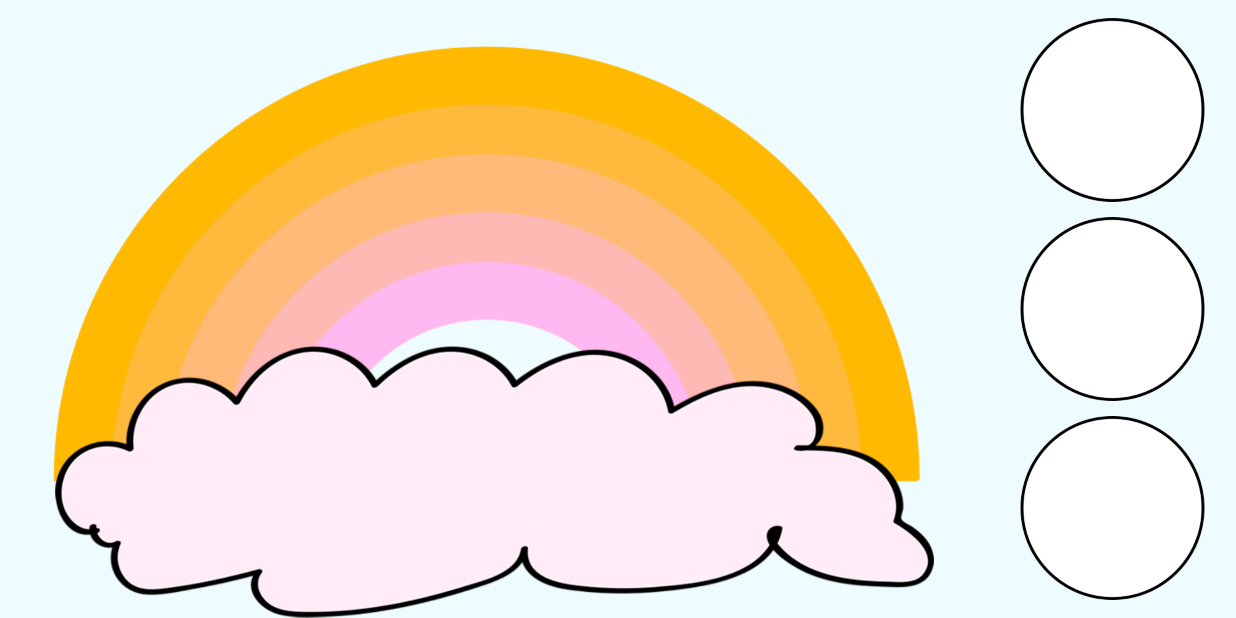
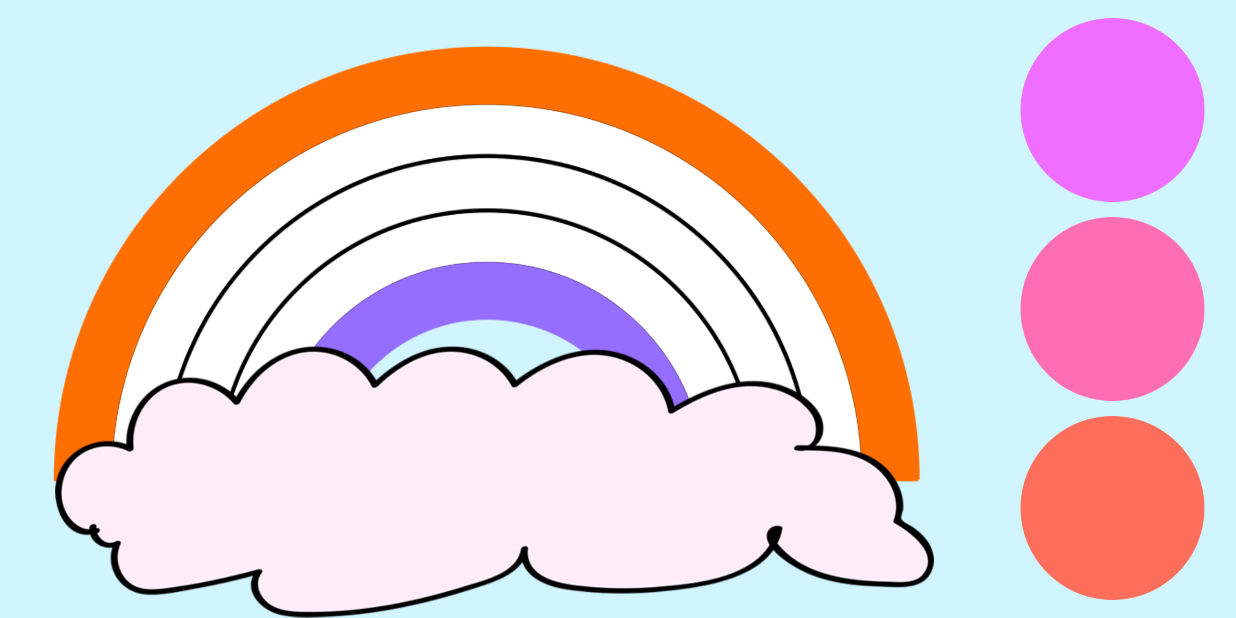
Before and after one commit to elenkamir/gamesforkids, an Android app: the Game2Activity screen opened directly, with no data from a screen before it, on a phone screen of 824 x 412 dp (held sideways). Run offline under Robolectric (Android 15) with nearby library versions, the phone set to English and light mode, and no system bars.

Commit message:
лого, случайное распределение цветов по кнопкам, кнопки работают + fix genColors

```diff
--- a/app/src/main/AndroidManifest.xml
+++ b/app/src/main/AndroidManifest.xml
@@ -4,9 +4,9 @@
 
     <application
         android:allowBackup="true"
-        android:icon="@mipmap/ic_launcher"
+        android:icon="@drawable/logo_flavor"
         android:label="@string/app_name"
-        android:roundIcon="@mipmap/ic_launcher_round"
+        android:roundIcon="@drawable/logo_flavor"
         android:supportsRtl="true"
         android:theme="@style/AppTheme">
         <activity android:name="ru.gamesforkids.gamesforkids.MainActivity"
--- a/app/src/main/java/ru/gamesforkids/gamesforkids/Game2Activity.java
+++ b/app/src/main/java/ru/gamesforkids/gamesforkids/Game2Activity.java
@@ -1,15 +1,19 @@
 package ru.gamesforkids.gamesforkids;
 
 import android.graphics.Color;
-import android.graphics.ColorFilter;
+import android.os.Handler;
 import android.support.v7.app.AppCompatActivity;
 import android.os.Bundle;
 import android.content.pm.ActivityInfo;
+import android.view.View;
 import android.widget.ImageButton;
 import android.widget.ImageView;
+import android.widget.Toast;
 
-import java.lang.reflect.Array;
 import java.util.ArrayList;
+import java.util.Arrays;
+import java.util.Collections;
+import java.util.List;
 import java.util.Random;
 
 
@@ -23,50 +27,116 @@ public class Game2Activity extends AppCompatActivity {
     ImageView ivArc4;
     ImageView ivArc5;
 
+    int k = 0;
+    ArrayList<ImageView> arcs;
+    ArrayList<Integer> btColors;
+    ArrayList<Integer> playerComb;
+    ArrayList<Integer> rightComb;
+    ArrayList<Integer> setOfColors;
+    List<Integer> mix;
+
     @Override
-    protected void onCreate(Bundle savedInstanceState) {
+    protected void onCreate(final Bundle savedInstanceState) {
         super.onCreate(savedInstanceState);
         setContentView(R.layout.activity_game2);
         setRequestedOrientation(ActivityInfo.SCREEN_ORIENTATION_LANDSCAPE);
 
-        ibColor1 = (ImageButton) findViewById(R.id.color1ib);
-        ibColor2 = (ImageButton) findViewById(R.id.color2ib);
-        ibColor3 = (ImageButton) findViewById(R.id.color3ib);
+        ibColor1 = findViewById(R.id.color1ib);
+        ibColor2 = findViewById(R.id.color2ib);
+        ibColor3 = findViewById(R.id.color3ib);
 
-        ivArc1 = (ImageView) findViewById(R.id.arc1iv);
-        ivArc2 = (ImageView) findViewById(R.id.arc2iv);
-        ivArc3 = (ImageView) findViewById(R.id.arc3iv);
-        ivArc4 = (ImageView) findViewById(R.id.arc4iv);
-        ivArc5 = (ImageView) findViewById(R.id.arc5iv);
+        ivArc1 = findViewById(R.id.arc1iv);
+        ivArc2 = findViewById(R.id.arc2iv);
+        ivArc3 = findViewById(R.id.arc3iv);
+        ivArc4 = findViewById(R.id.arc4iv);
+        ivArc5 = findViewById(R.id.arc5iv);
 
+        arcs = new ArrayList<>();
+        arcs.add(ivArc2);
+        arcs.add(ivArc3);
+        arcs.add(ivArc4);
+
+        rightComb = new ArrayList<>();
+        rightComb.add(1);
+        rightComb.add(2);
+        rightComb.add(3);
+        newGame();
+
+        ibColor1.setOnClickListener(new View.OnClickListener() {
+            @Override
+            public void onClick(View view) {
+                arcs.get(k).setColorFilter(btColors.get(0));
+                ibColor1.setColorFilter(null);
+                ibColor1.setClickable(false);
+                playerComb.add(mix.get(0));
+                if (k < 2)
+                    k++;
+                else
+                    check(view);
+            }
+        });
+        ibColor2.setOnClickListener(new View.OnClickListener() {
+            @Override
+            public void onClick(View view) {
+                arcs.get(k).setColorFilter(btColors.get(1));
+                ibColor2.setColorFilter(null);
+                ibColor2.setClickable(false);
+                playerComb.add(mix.get(1));
+                if (k < 2)
+                    k++;
+                else
+                    check(view);
+            }
+        });
+        ibColor3.setOnClickListener(new View.OnClickListener() {
+            @Override
+            public void onClick(View view) {
+                arcs.get(k).setColorFilter(btColors.get(2));
+                ibColor3.setColorFilter(null);
+                ibColor3.setClickable(false);
+                playerComb.add(mix.get(2));
+                if (k < 2)
+                    k++;
+                else
+                    check(view);
+            }
+        });
+    }
+    private void newGame() {
         Random r = new Random();
         int inVar = r.nextInt(3);           // число, которое не будет изменяться
         int f = r.nextInt(3);               // число, которое начнет изменяться первым
         if (f == inVar)
             f = (inVar + 1) % 3;                   // взять просто следующее число...
-        int c = r.nextInt(50) + 150;             // color[inVar] = c
-        int d = (r.nextInt(4) + 6) * 10;    // на сколько будут изменяться значения r/g/b
-        int tmp = r.nextInt(1000);
+        int c = r.nextInt(200) + 25;        // color[inVar] = c
+        int d = (r.nextInt(5) + 5) * 10;    // на сколько будут изменяться значения r/g/b
         boolean redir = false;                     // color[f]:  false => 0 -> 255;  true => 255 -> 0
-        if (tmp % 2 == 1) redir = true;
+        boolean from0 = false;
+        if (r.nextInt(1000) % 2 == 1)
+            redir = true;
+        if (r.nextInt(1000) % 2 == 0)
+            from0 = true;
 
-        ArrayList<g2Color> setOfColors = genColors(redir, inVar, f, c, d);
+        setOfColors = genColors(redir, from0, inVar, f, c, d);
+        mix = Arrays.asList(1,2,3);
+        Collections.shuffle(mix);
 
-        // Todo: убрать заливку радуги и поработать с кнопками
-        ivArc1.setColorFilter(Color.rgb(setOfColors.get(0).r,setOfColors.get(0).g,setOfColors.get(0).b));
-        ivArc2.setColorFilter(Color.rgb(setOfColors.get(1).r,setOfColors.get(1).g,setOfColors.get(1).b));
-        ivArc3.setColorFilter(Color.rgb(setOfColors.get(2).r,setOfColors.get(2).g,setOfColors.get(2).b));
-        ivArc4.setColorFilter(Color.rgb(setOfColors.get(3).r,setOfColors.get(3).g,setOfColors.get(3).b));
-        ivArc5.setColorFilter(Color.rgb(setOfColors.get(4).r,setOfColors.get(4).g,setOfColors.get(4).b));
+        btColors = new ArrayList<>();
+        btColors.add(setOfColors.get(mix.get(0)));
+        btColors.add(setOfColors.get(mix.get(1)));
+        btColors.add(setOfColors.get(mix.get(2)));
+
+        ivArc1.setColorFilter(setOfColors.get(0));
+        ivArc5.setColorFilter(setOfColors.get(4));
+
+        redraw();
+        k = 0;
+        playerComb = new ArrayList<>();
     }
-    private g2Color compColor(int[] color) {
-        g2Color g2C = new g2Color();
-        g2C.r = color[0];
-        g2C.g = color[1];
-        g2C.b = color[2];
-        return g2C;
+    private int compColor(int[] color) {
+        return Color.rgb(color[0],color[1],color[2]);
     }
-    private ArrayList<g2Color> genColors(boolean redir, int inVar, int f, int c, int d) {
+    private ArrayList<Integer> genColors(boolean redir, boolean from0, int inVar, int f, int c, int d) {
         /*
         color[0] = r;
         color[1] = g;
@@ -74,23 +144,62 @@ public class Game2Activity extends AppCompatActivity {
          */
         int[] color = new int[3];
         color[inVar] = c;
-        ArrayList<g2Color> setOfColors = new ArrayList<>();
+        ArrayList<Integer> setOfGenColors = new ArrayList<>();
         int k = 0;
         if (redir)
             f = 3 - f - inVar;
 
-        color[f] = 0;
-        color[3 - f - inVar] = 255;            // т.к. 0+1+2 = 3
-        setOfColors.add(compColor(color));
+        if (from0) {
+            color[f] = 0;
+            color[3 - f - inVar] = 255;            // т.к. 0+1+2 = 3
+        } else {
+            color[f] = 255 - 5 * d / 2;
+            color[3 - f - inVar] = 5 * d / 2;
+        }
+        setOfGenColors.add(compColor(color));
         while (k < 5) {
             if (color[f] + d < 256)
                 color[f] += d;
-            else
-                color[3 - f - inVar] -= d;
-
-            setOfColors.add(compColor(color));
+            else {
+                color[3 - f - inVar] -= d - 255 + color[f];
+                color[f] = 255;
+            }
+            setOfGenColors.add(compColor(color));
             k++;
         }
-        return setOfColors;
+        return setOfGenColors;
+    }
+    private void check(View view) {
+        int delay = 3500;
+        if (playerComb.equals(rightComb)) {
+            Toast.makeText(view.getContext(), "Как красиво! :)", Toast.LENGTH_LONG).show();
+            new Handler().postDelayed(new Runnable() {
+                @Override
+                public void run() {
+                    newGame();
+                }
+            }, delay);
+        } else {
+            Toast.makeText(view.getContext(), ":c Давай еще раз!", Toast.LENGTH_LONG).show();
+            new Handler().postDelayed(new Runnable() {
+                @Override
+                public void run() {
+                    k = 0;
+                    redraw();
+                    playerComb = new ArrayList<>();
+                }
+            }, delay);
+        }
+    }
+    private void redraw() {
+        ibColor1.setColorFilter(btColors.get(0));
+        ibColor2.setColorFilter(btColors.get(1));
+        ibColor3.setColorFilter(btColors.get(2));
+        ibColor1.setClickable(true);
+        ibColor2.setClickable(true);
+        ibColor3.setClickable(true);
+        ivArc2.setColorFilter(null);
+        ivArc3.setColorFilter(null);
+        ivArc4.setColorFilter(null);
     }
 }
--- a/app/src/main/java/ru/gamesforkids/gamesforkids/g2Color.java
+++ /dev/null
@@ -1,11 +0,0 @@
-package ru.gamesforkids.gamesforkids;
-
-/**
- * Created by Пользователь on 06.02.2018.
- */
-
-public class g2Color {
-    int r;
-    int g;
-    int b;
-}
--- a/app/src/main/res/values/colors.xml
+++ b/app/src/main/res/values/colors.xml
@@ -9,7 +9,7 @@
     <color name="pink">#fc5fe2</color>
     <color name="lightblue">#42aaff</color>
     <color name="green">#008000</color>
-    <color name="g2Sky">#eefcff</color>
+    <color name="g2Sky">#d1f5ff</color>
     <color name="gray">#808080</color>
     <color name="darkblue">#0f0f8e</color>
     <color name="yellow">#ffff00</color>
```
Also changed, not shown: app/src/main/res/drawable/logo.png (added), app/src/main/res/drawable/logo_flavor.png (added), app/src/main/res/drawable/logo_flavor2.png (added).
